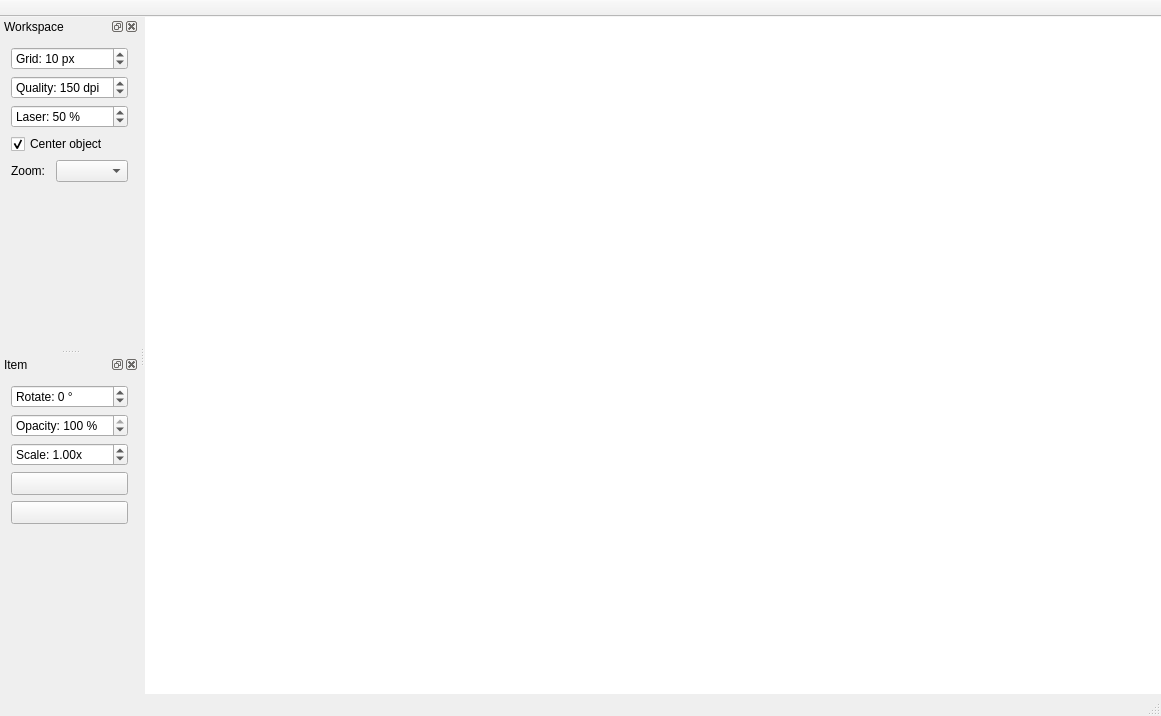
Old version of the form mainwindow.ui in the repository dev-0x7C6/laser-engraver.
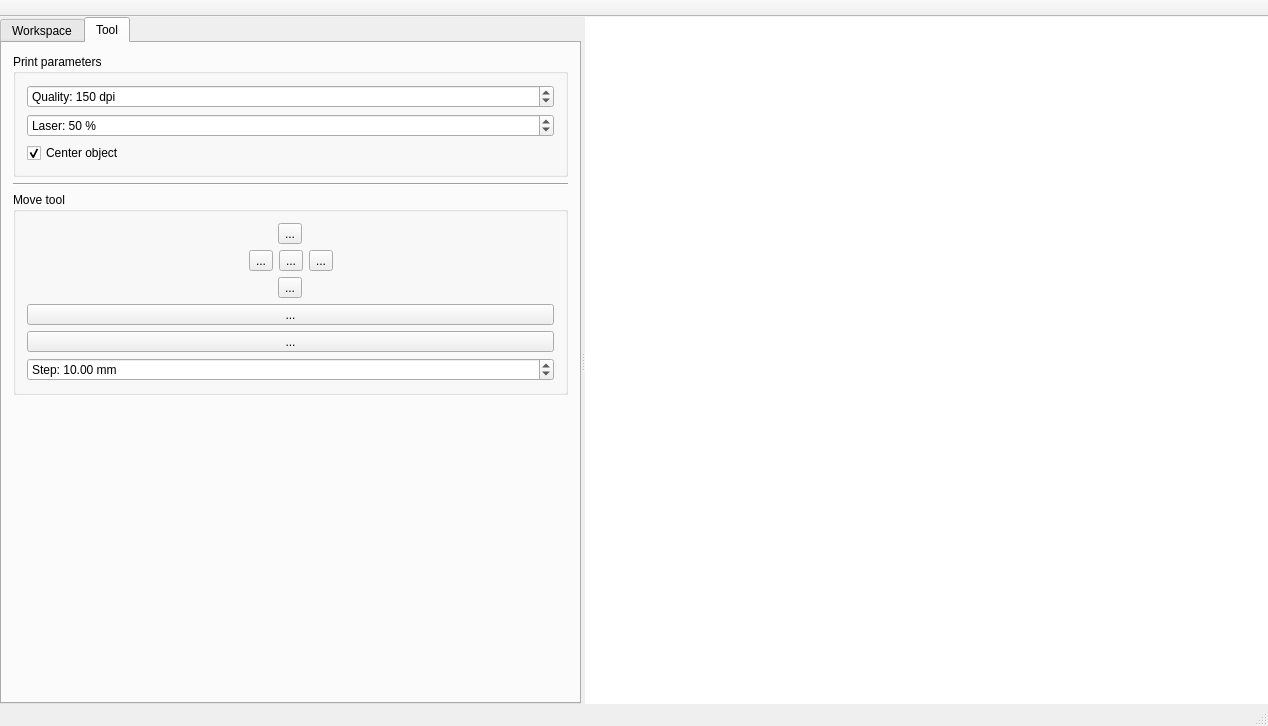
New version of the form.

Commit message: gcode: added feature to move tool and mark new homeing point, turn laser on/off and more. gui: major gui changes.

Diff of the .ui file:
```diff
--- a/mainwindow.ui
+++ b/mainwindow.ui
@@ -6,15 +6,18 @@
    <rect>
     <x>0</x>
     <y>0</y>
-    <width>1161</width>
-    <height>716</height>
+    <width>1268</width>
+    <height>726</height>
    </rect>
   </property>
   <property name="windowTitle">
    <string>LaserEngraver</string>
   </property>
   <widget class="QWidget" name="centralWidget">
-   <layout class="QHBoxLayout" name="horizontalLayout_2">
+   <layout class="QHBoxLayout" name="horizontalLayout_5">
+    <property name="spacing">
+     <number>0</number>
+    </property>
     <property name="leftMargin">
      <number>0</number>
     </property>
@@ -28,31 +31,449 @@
      <number>0</number>
     </property>
     <item>
-     <widget class="QGraphicsView" name="view">
-      <property name="frameShape">
-       <enum>QFrame::NoFrame</enum>
+     <widget class="QSplitter" name="splitter">
+      <property name="orientation">
+       <enum>Qt::Horizontal</enum>
       </property>
-      <property name="frameShadow">
-       <enum>QFrame::Plain</enum>
-      </property>
-      <property name="verticalScrollBarPolicy">
-       <enum>Qt::ScrollBarAlwaysOff</enum>
-      </property>
-      <property name="horizontalScrollBarPolicy">
-       <enum>Qt::ScrollBarAlwaysOff</enum>
-      </property>
-      <property name="renderHints">
-       <set>QPainter::Antialiasing|QPainter::HighQualityAntialiasing|QPainter::SmoothPixmapTransform|QPainter::TextAntialiasing</set>
-      </property>
-      <property name="dragMode">
-       <enum>QGraphicsView::ScrollHandDrag</enum>
-      </property>
-      <property name="cacheMode">
-       <set>QGraphicsView::CacheNone</set>
-      </property>
-      <property name="viewportUpdateMode">
-       <enum>QGraphicsView::FullViewportUpdate</enum>
-      </property>
+      <widget class="QTabWidget" name="tabWidget">
+       <property name="minimumSize">
+        <size>
+         <width>300</width>
+         <height>0</height>
+        </size>
+       </property>
+       <property name="currentIndex">
+        <number>1</number>
+       </property>
+       <widget class="QWidget" name="tab">
+        <attribute name="title">
+         <string>Workspace</string>
+        </attribute>
+        <layout class="QVBoxLayout" name="verticalLayout_7">
+         <item>
+          <widget class="QGroupBox" name="groupBox">
+           <property name="title">
+            <string>Viewport</string>
+           </property>
+           <layout class="QVBoxLayout" name="verticalLayout_2">
+            <item>
+             <widget class="QSpinBox" name="grid">
+              <property name="suffix">
+               <string> px</string>
+              </property>
+              <property name="prefix">
+               <string>Grid: </string>
+              </property>
+              <property name="maximum">
+               <number>100</number>
+              </property>
+              <property name="value">
+               <number>10</number>
+              </property>
+             </widget>
+            </item>
+            <item>
+             <layout class="QHBoxLayout" name="horizontalLayout_3">
+              <item>
+               <widget class="QLabel" name="label">
+                <property name="text">
+                 <string>Zoom:</string>
+                </property>
+               </widget>
+              </item>
+              <item>
+               <widget class="QComboBox" name="scale">
+                <property name="sizePolicy">
+                 <sizepolicy hsizetype="Expanding" vsizetype="Fixed">
+                  <horstretch>0</horstretch>
+                  <verstretch>0</verstretch>
+                 </sizepolicy>
+                </property>
+               </widget>
+              </item>
+             </layout>
+            </item>
+           </layout>
+          </widget>
+         </item>
+         <item>
+          <widget class="QGroupBox" name="itemGroup">
+           <property name="title">
+            <string>Selected object</string>
+           </property>
+           <layout class="QVBoxLayout" name="verticalLayout_5">
+            <item>
+             <widget class="QSpinBox" name="angle">
+              <property name="sizePolicy">
+               <sizepolicy hsizetype="MinimumExpanding" vsizetype="Fixed">
+                <horstretch>0</horstretch>
+                <verstretch>0</verstretch>
+               </sizepolicy>
+              </property>
+              <property name="wrapping">
+               <bool>true</bool>
+              </property>
+              <property name="suffix">
+               <string> °</string>
+              </property>
+              <property name="prefix">
+               <string>Rotate: </string>
+              </property>
+              <property name="maximum">
+               <number>359</number>
+              </property>
+              <property name="stepType">
+               <enum>QAbstractSpinBox::DefaultStepType</enum>
+              </property>
+              <property name="value">
+               <number>0</number>
+              </property>
+             </widget>
+            </item>
+            <item>
+             <widget class="QSpinBox" name="opacity">
+              <property name="suffix">
+               <string> %</string>
+              </property>
+              <property name="prefix">
+               <string>Opacity: </string>
+              </property>
+              <property name="minimum">
+               <number>5</number>
+              </property>
+              <property name="maximum">
+               <number>100</number>
+              </property>
+              <property name="value">
+               <number>100</number>
+              </property>
+             </widget>
+            </item>
+            <item>
+             <widget class="QDoubleSpinBox" name="itemScale">
+              <property name="prefix">
+               <string>Scale: </string>
+              </property>
+              <property name="suffix">
+               <string>x</string>
+              </property>
+              <property name="decimals">
+               <number>2</number>
+              </property>
+              <property name="maximum">
+               <double>1000.000000000000000</double>
+              </property>
+              <property name="stepType">
+               <enum>QAbstractSpinBox::AdaptiveDecimalStepType</enum>
+              </property>
+              <property name="value">
+               <double>1.000000000000000</double>
+              </property>
+             </widget>
+            </item>
+            <item>
+             <widget class="QToolButton" name="moveTopButton">
+              <property name="sizePolicy">
+               <sizepolicy hsizetype="Minimum" vsizetype="Fixed">
+                <horstretch>0</horstretch>
+                <verstretch>0</verstretch>
+               </sizepolicy>
+              </property>
+              <property name="toolButtonStyle">
+               <enum>Qt::ToolButtonTextBesideIcon</enum>
+              </property>
+             </widget>
+            </item>
+            <item>
+             <widget class="QToolButton" name="removeItemButton">
+              <property name="sizePolicy">
+               <sizepolicy hsizetype="Minimum" vsizetype="Fixed">
+                <horstretch>0</horstretch>
+                <verstretch>0</verstretch>
+               </sizepolicy>
+              </property>
+              <property name="toolButtonStyle">
+               <enum>Qt::ToolButtonTextBesideIcon</enum>
+              </property>
+             </widget>
+            </item>
+           </layout>
+          </widget>
+         </item>
+         <item>
+          <spacer name="verticalSpacer_4">
+           <property name="orientation">
+            <enum>Qt::Vertical</enum>
+           </property>
+           <property name="sizeHint" stdset="0">
+            <size>
+             <width>20</width>
+             <height>40</height>
+            </size>
+           </property>
+          </spacer>
+         </item>
+        </layout>
+       </widget>
+       <widget class="QWidget" name="tab_2">
+        <attribute name="title">
+         <string>Tool</string>
+        </attribute>
+        <layout class="QVBoxLayout" name="verticalLayout_8">
+         <item>
+          <widget class="QGroupBox" name="printParametersGroupBox">
+           <property name="title">
+            <string>Print parameters</string>
+           </property>
+           <layout class="QVBoxLayout" name="verticalLayout_6">
+            <item>
+             <widget class="QSpinBox" name="dpi">
+              <property name="suffix">
+               <string> dpi</string>
+              </property>
+              <property name="prefix">
+               <string>Quality: </string>
+              </property>
+              <property name="minimum">
+               <number>50</number>
+              </property>
+              <property name="maximum">
+               <number>2000</number>
+              </property>
+              <property name="stepType">
+               <enum>QAbstractSpinBox::AdaptiveDecimalStepType</enum>
+              </property>
+              <property name="value">
+               <number>150</number>
+              </property>
+             </widget>
+            </item>
+            <item>
+             <widget class="QSpinBox" name="laser_pwr">
+              <property name="suffix">
+               <string> %</string>
+              </property>
+              <property name="prefix">
+               <string>Laser: </string>
+              </property>
+              <property name="minimum">
+               <number>5</number>
+              </property>
+              <property name="maximum">
+               <number>100</number>
+              </property>
+              <property name="stepType">
+               <enum>QAbstractSpinBox::AdaptiveDecimalStepType</enum>
+              </property>
+              <property name="value">
+               <number>50</number>
+              </property>
+             </widget>
+            </item>
+            <item>
+             <widget class="QCheckBox" name="center_object">
+              <property name="text">
+               <string>Center object</string>
+              </property>
+              <property name="checked">
+               <bool>true</bool>
+              </property>
+             </widget>
+            </item>
+           </layout>
+          </widget>
+         </item>
+         <item>
+          <widget class="Line" name="line">
+           <property name="orientation">
+            <enum>Qt::Horizontal</enum>
+           </property>
+          </widget>
+         </item>
+         <item>
+          <widget class="QGroupBox" name="moveToolGroupBox">
+           <property name="title">
+            <string>Move tool</string>
+           </property>
+           <property name="flat">
+            <bool>false</bool>
+           </property>
+           <layout class="QVBoxLayout" name="verticalLayout_3">
+            <item>
+             <layout class="QHBoxLayout" name="horizontalLayout_4">
+              <property name="spacing">
+               <number>0</number>
+              </property>
+              <item>
+               <widget class="QToolButton" name="goUp">
+                <property name="text">
+                 <string>...</string>
+                </property>
+               </widget>
+              </item>
+             </layout>
+            </item>
+            <item>
+             <layout class="QHBoxLayout" name="horizontalLayout">
+              <property name="spacing">
+               <number>6</number>
+              </property>
+              <item>
+               <spacer name="horizontalSpacer">
+                <property name="orientation">
+                 <enum>Qt::Horizontal</enum>
+                </property>
+                <property name="sizeHint" stdset="0">
+                 <size>
+                  <width>40</width>
+                  <height>20</height>
+                 </size>
+                </property>
+               </spacer>
+              </item>
+              <item>
+               <widget class="QToolButton" name="goLeft">
+                <property name="text">
+                 <string>...</string>
+                </property>
+               </widget>
+              </item>
+              <item>
+               <widget class="QToolButton" name="goHome">
+                <property name="text">
+                 <string>...</string>
+                </property>
+               </widget>
+              </item>
+              <item>
+               <widget class="QToolButton" name="goRight">
+                <property name="text">
+                 <string>...</string>
+                </property>
+               </widget>
+              </item>
+              <item>
+               <spacer name="horizontalSpacer_2">
+                <property name="orientation">
+                 <enum>Qt::Horizontal</enum>
+                </property>
+                <property name="sizeHint" stdset="0">
+                 <size>
+                  <width>40</width>
+                  <height>20</height>
+                 </size>
+                </property>
+               </spacer>
+              </item>
+             </layout>
+            </item>
+            <item>
+             <layout class="QHBoxLayout" name="horizontalLayout_2">
+              <item>
+               <widget class="QToolButton" name="goDown">
+                <property name="text">
+                 <string>...</string>
+                </property>
+               </widget>
+              </item>
+             </layout>
+            </item>
+            <item>
+             <widget class="QToolButton" name="turnLaserOn">
+              <property name="sizePolicy">
+               <sizepolicy hsizetype="Expanding" vsizetype="Fixed">
+                <horstretch>0</horstretch>
+                <verstretch>0</verstretch>
+               </sizepolicy>
+              </property>
+              <property name="text">
+               <string>...</string>
+              </property>
+             </widget>
+            </item>
+            <item>
+             <widget class="QToolButton" name="turnLaserOff">
+              <property name="sizePolicy">
+               <sizepolicy hsizetype="Expanding" vsizetype="Fixed">
+                <horstretch>0</horstretch>
+                <verstretch>0</verstretch>
+               </sizepolicy>
+              </property>
+              <property name="text">
+               <string>...</string>
+              </property>
+             </widget>
+            </item>
+            <item>
+             <widget class="QDoubleSpinBox" name="move_step">
+              <property name="prefix">
+               <string>Step: </string>
+              </property>
+              <property name="suffix">
+               <string> mm</string>
+              </property>
+              <property name="decimals">
+               <number>2</number>
+              </property>
+              <property name="maximum">
+               <double>2000.000000000000000</double>
+              </property>
+              <property name="singleStep">
+               <double>1.000000000000000</double>
+              </property>
+              <property name="stepType">
+               <enum>QAbstractSpinBox::AdaptiveDecimalStepType</enum>
+              </property>
+              <property name="value">
+               <double>10.000000000000000</double>
+              </property>
+             </widget>
+            </item>
+           </layout>
+          </widget>
+         </item>
+         <item>
+          <spacer name="verticalSpacer_6">
+           <property name="orientation">
+            <enum>Qt::Vertical</enum>
+           </property>
+           <property name="sizeHint" stdset="0">
+            <size>
+             <width>20</width>
+             <height>40</height>
+            </size>
+           </property>
+          </spacer>
+         </item>
+        </layout>
+       </widget>
+      </widget>
+      <widget class="QGraphicsView" name="view">
+       <property name="frameShape">
+        <enum>QFrame::NoFrame</enum>
+       </property>
+       <property name="frameShadow">
+        <enum>QFrame::Plain</enum>
+       </property>
+       <property name="verticalScrollBarPolicy">
+        <enum>Qt::ScrollBarAlwaysOff</enum>
+       </property>
+       <property name="horizontalScrollBarPolicy">
+        <enum>Qt::ScrollBarAlwaysOff</enum>
+       </property>
+       <property name="renderHints">
+        <set>QPainter::Antialiasing|QPainter::HighQualityAntialiasing|QPainter::SmoothPixmapTransform|QPainter::TextAntialiasing</set>
+       </property>
+       <property name="dragMode">
+        <enum>QGraphicsView::ScrollHandDrag</enum>
+       </property>
+       <property name="cacheMode">
+        <set>QGraphicsView::CacheNone</set>
+       </property>
+       <property name="viewportUpdateMode">
+        <enum>QGraphicsView::FullViewportUpdate</enum>
+       </property>
+      </widget>
      </widget>
     </item>
    </layout>
@@ -85,235 +506,6 @@
     </rect>
    </property>
   </widget>
-  <widget class="QDockWidget" name="WorkspaceSettings">
-   <property name="windowTitle">
-    <string>Workspace</string>
-   </property>
-   <attribute name="dockWidgetArea">
-    <number>1</number>
-   </attribute>
-   <widget class="QWidget" name="dockWidgetContents">
-    <layout class="QVBoxLayout" name="verticalLayout">
-     <item>
-      <widget class="QSpinBox" name="grid">
-       <property name="suffix">
-        <string> px</string>
-       </property>
-       <property name="prefix">
-        <string>Grid: </string>
-       </property>
-       <property name="maximum">
-        <number>100</number>
-       </property>
-       <property name="value">
-        <number>10</number>
-       </property>
-      </widget>
-     </item>
-     <item>
-      <widget class="QSpinBox" name="dpi">
-       <property name="suffix">
-        <string> dpi</string>
-       </property>
-       <property name="prefix">
-        <string>Quality: </string>
-       </property>
-       <property name="minimum">
-        <number>50</number>
-       </property>
-       <property name="maximum">
-        <number>2000</number>
-       </property>
-       <property name="stepType">
-        <enum>QAbstractSpinBox::AdaptiveDecimalStepType</enum>
-       </property>
-       <property name="value">
-        <number>150</number>
-       </property>
-      </widget>
-     </item>
-     <item>
-      <widget class="QSpinBox" name="laser_pwr">
-       <property name="suffix">
-        <string> %</string>
-       </property>
-       <property name="prefix">
-        <string>Laser: </string>
-       </property>
-       <property name="minimum">
-        <number>5</number>
-       </property>
-       <property name="maximum">
-        <number>100</number>
-       </property>
-       <property name="stepType">
-        <enum>QAbstractSpinBox::AdaptiveDecimalStepType</enum>
-       </property>
-       <property name="value">
-        <number>50</number>
-       </property>
-      </widget>
-     </item>
-     <item>
-      <widget class="QCheckBox" name="center_object">
-       <property name="text">
-        <string>Center object</string>
-       </property>
-       <property name="checked">
-        <bool>true</bool>
-       </property>
-      </widget>
-     </item>
-     <item>
-      <layout class="QHBoxLayout" name="horizontalLayout_3">
-       <item>
-        <widget class="QLabel" name="label">
-         <property name="text">
-          <string>Zoom:</string>
-         </property>
-        </widget>
-       </item>
-       <item>
-        <widget class="QComboBox" name="scale"/>
-       </item>
-      </layout>
-     </item>
-     <item>
-      <spacer name="verticalSpacer_2">
-       <property name="orientation">
-        <enum>Qt::Vertical</enum>
-       </property>
-       <property name="sizeHint" stdset="0">
-        <size>
-         <width>20</width>
-         <height>40</height>
-        </size>
-       </property>
-      </spacer>
-     </item>
-    </layout>
-   </widget>
-  </widget>
-  <widget class="QDockWidget" name="itemWidget">
-   <property name="windowTitle">
-    <string>Item</string>
-   </property>
-   <attribute name="dockWidgetArea">
-    <number>1</number>
-   </attribute>
-   <widget class="QWidget" name="dockWidgetContents_2">
-    <layout class="QVBoxLayout" name="verticalLayout_4">
-     <item>
-      <widget class="QSpinBox" name="angle">
-       <property name="sizePolicy">
-        <sizepolicy hsizetype="MinimumExpanding" vsizetype="Fixed">
-         <horstretch>0</horstretch>
-         <verstretch>0</verstretch>
-        </sizepolicy>
-       </property>
-       <property name="wrapping">
-        <bool>true</bool>
-       </property>
-       <property name="suffix">
-        <string> °</string>
-       </property>
-       <property name="prefix">
-        <string>Rotate: </string>
-       </property>
-       <property name="maximum">
-        <number>359</number>
-       </property>
-       <property name="stepType">
-        <enum>QAbstractSpinBox::DefaultStepType</enum>
-       </property>
-       <property name="value">
-        <number>0</number>
-       </property>
-      </widget>
-     </item>
-     <item>
-      <widget class="QSpinBox" name="opacity">
-       <property name="suffix">
-        <string> %</string>
-       </property>
-       <property name="prefix">
-        <string>Opacity: </string>
-       </property>
-       <property name="minimum">
-        <number>5</number>
-       </property>
-       <property name="maximum">
-        <number>100</number>
-       </property>
-       <property name="value">
-        <number>100</number>
-       </property>
-      </widget>
-     </item>
-     <item>
-      <widget class="QDoubleSpinBox" name="itemScale">
-       <property name="prefix">
-        <string>Scale: </string>
-       </property>
-       <property name="suffix">
-        <string>x</string>
-       </property>
-       <property name="decimals">
-        <number>2</number>
-       </property>
-       <property name="maximum">
-        <double>1000.000000000000000</double>
-       </property>
-       <property name="stepType">
-        <enum>QAbstractSpinBox::AdaptiveDecimalStepType</enum>
-       </property>
-       <property name="value">
-        <double>1.000000000000000</double>
-       </property>
-      </widget>
-     </item>
-     <item>
-      <widget class="QToolButton" name="moveTopButton">
-       <property name="sizePolicy">
-        <sizepolicy hsizetype="Minimum" vsizetype="Fixed">
-         <horstretch>0</horstretch>
-         <verstretch>0</verstretch>
-        </sizepolicy>
-       </property>
-       <property name="toolButtonStyle">
-        <enum>Qt::ToolButtonTextBesideIcon</enum>
-       </property>
-      </widget>
-     </item>
-     <item>
-      <widget class="QToolButton" name="removeItemButton">
-       <property name="sizePolicy">
-        <sizepolicy hsizetype="Minimum" vsizetype="Fixed">
-         <horstretch>0</horstretch>
-         <verstretch>0</verstretch>
-        </sizepolicy>
-       </property>
-       <property name="toolButtonStyle">
-        <enum>Qt::ToolButtonTextBesideIcon</enum>
-       </property>
-      </widget>
-     </item>
-     <item>
-      <spacer name="verticalSpacer">
-       <property name="orientation">
-        <enum>Qt::Vertical</enum>
-       </property>
-       <property name="sizeHint" stdset="0">
-        <size>
-         <width>20</width>
-         <height>40</height>
-        </size>
-       </property>
-      </spacer>
-     </item>
-    </layout>
-   </widget>
-  </widget>
  </widget>
  <layoutdefault spacing="6" margin="11"/>
  <resources/>
```
Left out of the diff: 2 changed lines with no effect on the pictures. The commit also changes 9 other files.
